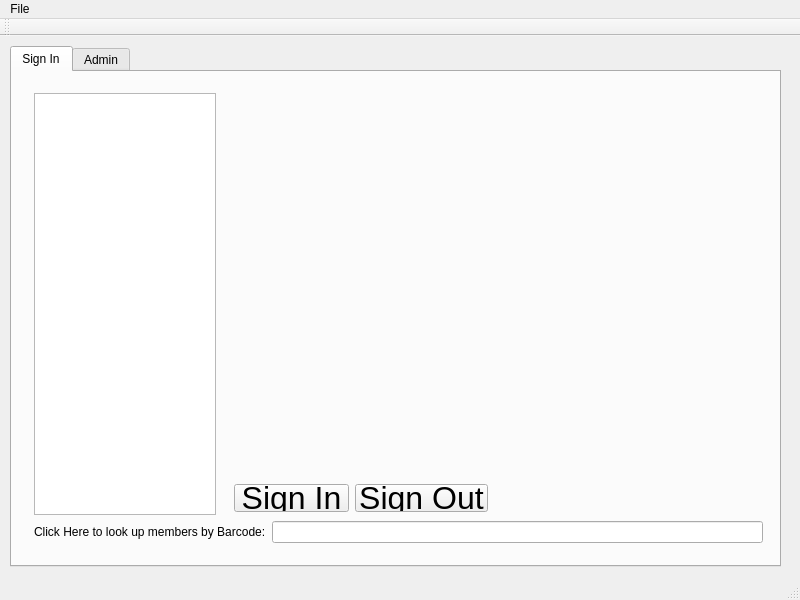
Before: the Qt Designer form mainwindow.ui in Perseus101/FIRSTNC-VMGR, drawn with Qt 5.
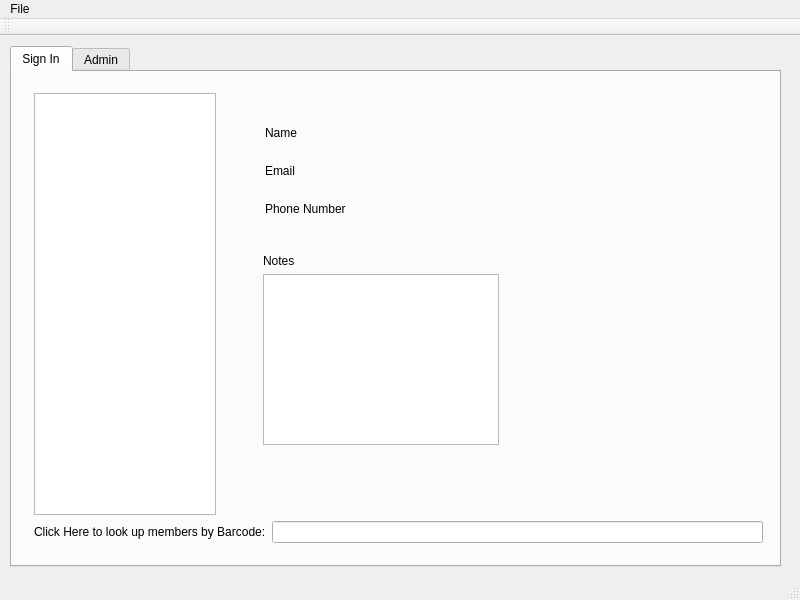
After: the same form once the commit is applied.

Patch:
```diff
--- a/mainwindow.ui
+++ b/mainwindow.ui
@@ -10,6 +10,12 @@
     <height>600</height>
    </rect>
   </property>
+  <property name="sizePolicy">
+   <sizepolicy hsizetype="Expanding" vsizetype="Expanding">
+    <horstretch>0</horstretch>
+    <verstretch>0</verstretch>
+   </sizepolicy>
+  </property>
   <property name="windowTitle">
    <string>MainWindow</string>
   </property>
@@ -69,14 +75,21 @@
            <widget class="QWidget" name="layoutWidget">
             <property name="geometry">
              <rect>
-              <x>1</x>
-              <y>1</y>
-              <width>541</width>
-              <height>251</height>
+              <x>32</x>
+              <y>12</y>
+              <width>494</width>
+              <height>131</height>
              </rect>
             </property>
-            <layout class="QVBoxLayout" name="verticalLayout">
-             <item>
+            <layout class="QGridLayout" name="gridLayout_2">
+             <item row="0" column="0">
+              <widget class="QLabel" name="label_2">
+               <property name="text">
+                <string>Name</string>
+               </property>
+              </widget>
+             </item>
+             <item row="0" column="1">
               <widget class="QLabel" name="name">
                <property name="font">
                 <font>
@@ -88,31 +101,14 @@
                </property>
               </widget>
              </item>
-             <item>
-              <widget class="QLabel" name="grade">
-               <property name="font">
-                <font>
-                 <pointsize>24</pointsize>
-                </font>
-               </property>
+             <item row="1" column="0">
+              <widget class="QLabel" name="label_3">
                <property name="text">
-                <string/>
+                <string>Email</string>
                </property>
               </widget>
              </item>
-             <item>
-              <widget class="QLabel" name="team">
-               <property name="font">
-                <font>
-                 <pointsize>24</pointsize>
-                </font>
-               </property>
-               <property name="text">
-                <string/>
-               </property>
-              </widget>
-             </item>
-             <item>
+             <item row="1" column="1">
               <widget class="QLabel" name="email">
                <property name="font">
                 <font>
@@ -124,8 +120,15 @@
                </property>
               </widget>
              </item>
-             <item>
-              <widget class="QLabel" name="parentEmail">
+             <item row="2" column="0">
+              <widget class="QLabel" name="label_4">
+               <property name="text">
+                <string>Phone Number</string>
+               </property>
+              </widget>
+             </item>
+             <item row="2" column="1">
+              <widget class="QLabel" name="phone">
                <property name="font">
                 <font>
                  <pointsize>24</pointsize>
@@ -141,58 +144,22 @@
            <widget class="QWidget" name="layoutWidget">
             <property name="geometry">
              <rect>
-              <x>1</x>
-              <y>360</y>
-              <width>276</width>
-              <height>70</height>
+              <x>30</x>
+              <y>150</y>
+              <width>258</width>
+              <height>213</height>
              </rect>
             </property>
-            <layout class="QHBoxLayout" name="horizontalLayout_2">
+            <layout class="QVBoxLayout" name="verticalLayout">
              <item>
-              <layout class="QVBoxLayout" name="verticalLayout_3">
-               <item>
-                <widget class="QLabel" name="inTime">
-                 <property name="text">
-                  <string/>
-                 </property>
-                </widget>
-               </item>
-               <item>
-                <widget class="QPushButton" name="signIn">
-                 <property name="font">
-                  <font>
-                   <pointsize>24</pointsize>
-                  </font>
-                 </property>
-                 <property name="text">
-                  <string>Sign In</string>
-                 </property>
-                </widget>
-               </item>
-              </layout>
+              <widget class="QLabel" name="label_5">
+               <property name="text">
+                <string>Notes</string>
+               </property>
+              </widget>
              </item>
              <item>
-              <layout class="QVBoxLayout" name="verticalLayout_4">
-               <item>
-                <widget class="QLabel" name="outTime">
-                 <property name="text">
-                  <string/>
-                 </property>
-                </widget>
-               </item>
-               <item>
-                <widget class="QPushButton" name="signOut">
-                 <property name="font">
-                  <font>
-                   <pointsize>24</pointsize>
-                  </font>
-                 </property>
-                 <property name="text">
-                  <string>Sign Out</string>
-                 </property>
-                </widget>
-               </item>
-              </layout>
+              <widget class="QPlainTextEdit" name="comments"/>
              </item>
             </layout>
            </widget>
```
Left out of the diff: 2 changed lines with no effect on the pictures.
